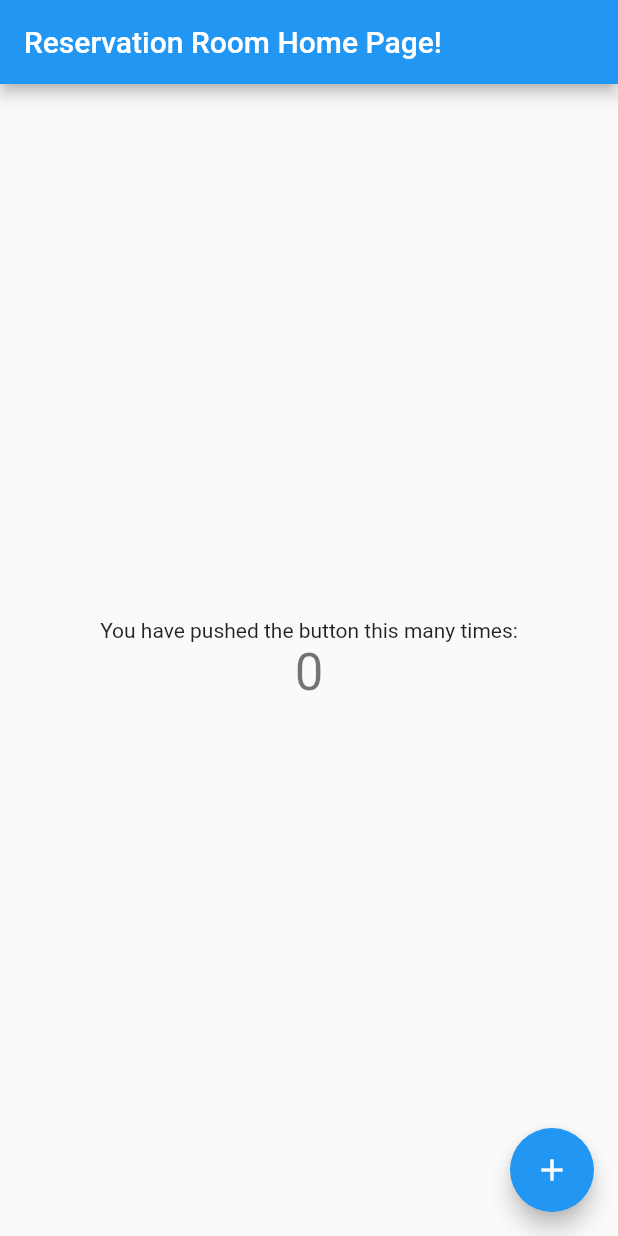
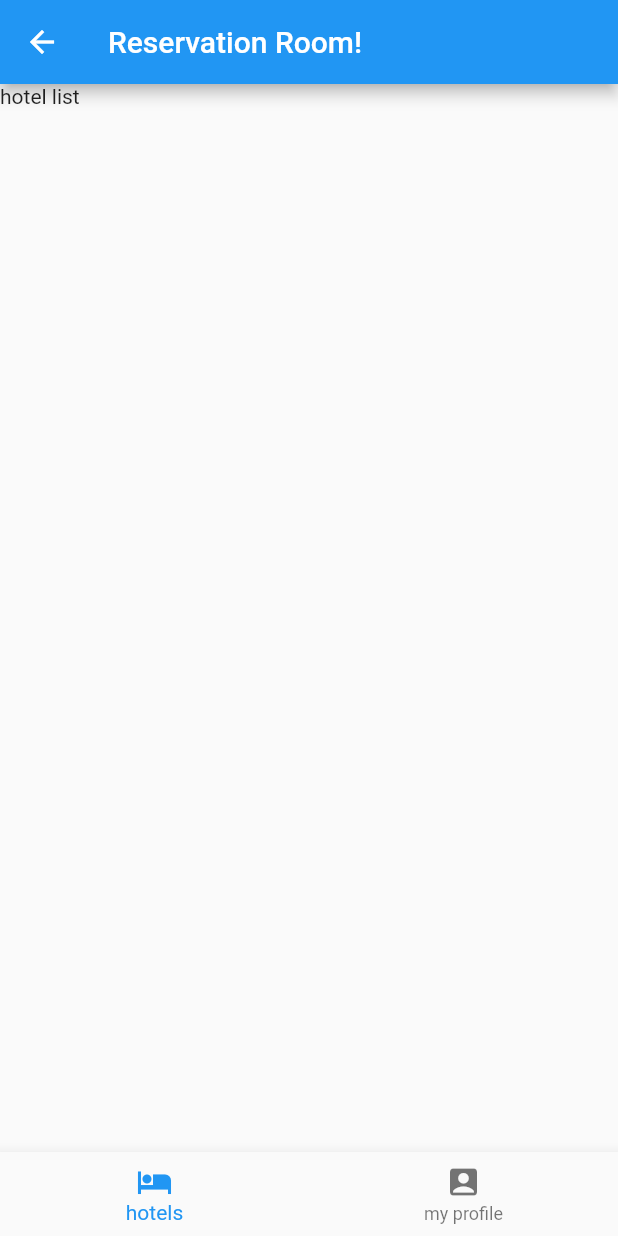
Before and after one commit to jesshaw/reservation_room_app, a Flutter app: the HomePage screen opened directly, on a phone screen of 412 x 824 dp. Run offline on Flutter 3.47's test engine with Material 2 defaults, Android fonts, the phone set to English and light mode, and no system bars; our stand-ins replace bloc, equatable, flutter_bloc, rxdart.

Commit message:
tab select function

```diff
--- /dev/null
+++ b/lib/blocs/tab/bloc.dart
@@ -0,0 +1,2 @@
+export 'tab_bloc.dart';
+export 'tab_event.dart';
--- /dev/null
+++ b/lib/blocs/tab/tab_bloc.dart
@@ -0,0 +1,20 @@
+import 'dart:async';
+
+import 'package:bloc/bloc.dart';
+import 'package:reservationroomapp/models/app_tab.dart';
+
+import './bloc.dart';
+
+class TabBloc extends Bloc<TabEvent, AppTab> {
+  @override
+  AppTab get initialState => AppTab.hotels;
+
+  @override
+  Stream<AppTab> mapEventToState(
+    TabEvent event,
+  ) async* {
+    if (event is UpdateTab) {
+      yield event.tab;
+    }
+  }
+}
--- /dev/null
+++ b/lib/blocs/tab/tab_event.dart
@@ -0,0 +1,18 @@
+import 'package:equatable/equatable.dart';
+import 'package:reservationroomapp/models/app_tab.dart';
+
+abstract class TabEvent extends Equatable {
+  const TabEvent();
+}
+
+class UpdateTab extends TabEvent {
+  final AppTab tab;
+
+  const UpdateTab(this.tab);
+
+  @override
+  List<Object> get props => [tab];
+
+  @override
+  String toString() => 'UpdateTab{tab: $tab}';
+}
--- a/lib/main.dart
+++ b/lib/main.dart
@@ -33,7 +33,8 @@
 void main() {
   BlocSupervisor.delegate = SimpleBlocDelegate();
   final rest = RestClient();
-  final userSvc = RealUserService(rest);
+//  final userSvc = RealUserService(rest);
+  final userSvc = MockUserService();
   runApp(
     BlocProvider<AuthenticationBloc>(
       create: (context) {
--- /dev/null
+++ b/lib/models/app_tab.dart
@@ -0,0 +1 @@
+enum AppTab { hotels, myProfile }
--- a/lib/myapp.dart
+++ b/lib/myapp.dart
@@ -2,10 +2,11 @@
 import 'package:flutter_bloc/flutter_bloc.dart';
 import 'package:reservationroomapp/blocs/authentication/authentication_bloc.dart';
 import 'package:reservationroomapp/blocs/authentication/authentication_state.dart';
+import 'package:reservationroomapp/blocs/tab/bloc.dart';
 import 'package:reservationroomapp/pages/counter_page.dart';
 import 'package:reservationroomapp/pages/home_page.dart';
 import 'package:reservationroomapp/pages/login/login_page.dart';
-import 'package:reservationroomapp/pages/profile/profile_page.dart';
+import 'package:reservationroomapp/pages/profile/profile_body.dart';
 import 'package:reservationroomapp/pages/splash_page.dart';
 import 'package:reservationroomapp/services/abstract/user_service.dart';
 import 'package:reservationroomapp/widgets/loading_indicator.dart';
@@ -19,7 +20,7 @@
   @override
   Widget build(BuildContext context) {
     return MaterialApp(
-      title: 'Reservation Room App',
+//      title: 'Reservation Room App',
       theme: ThemeData(
         // This is the theme of your application.
         //
@@ -35,11 +36,20 @@
       home: BlocBuilder<AuthenticationBloc, AuthenticationState>(
         builder: (context, state) {
           if (state is AuthenticationAuthenticated) {
-            return HomePage(title: 'Reservation Room Home Page!');
+            return MultiBlocProvider(
+              providers: [
+                BlocProvider<TabBloc>(
+                  create: (context)=>TabBloc(),
+                )
+              ],
+              child: HomePage(),
+            );
           }
+
           if (state is AuthenticationUnauthenticated) {
             return LoginPage(userService: userSvc);
           }
+
           if (state is AuthenticationLoading) {
             return LoadingIndicator();
           }
@@ -53,12 +63,12 @@
 //    ),
 //    home: LoginPage(),
 //    home: ProfilePage(),
-      routes: <String, WidgetBuilder>{
-        "home page": (BuildContext context) => HomePage(),
-        "counter page": (BuildContext context) => CounterPage(),
-        "login page": (BuildContext context) => LoginPage(),
-        "profile page": (BuildContext context) => ProfilePage(),
-      },
+//      routes: <String, WidgetBuilder>{
+//        "home page": (BuildContext context) => HomePage(),
+//        "counter page": (BuildContext context) => CounterPage(),
+//        "login page": (BuildContext context) => LoginPage(),
+//        "profile page": (BuildContext context) => ProfileBody(),
+//      },
     );
   }
 }
--- a/lib/pages/home_page.dart
+++ b/lib/pages/home_page.dart
@@ -1,87 +1,36 @@
+import 'package:flutter/material.dart';
+import 'package:flutter_bloc/flutter_bloc.dart';
+import 'package:reservationroomapp/blocs/tab/bloc.dart';
+import 'package:reservationroomapp/models/app_tab.dart';
+import 'package:reservationroomapp/pages/hotel/hotels_body.dart';
+import 'package:reservationroomapp/pages/profile/profile_body.dart';
+import 'package:reservationroomapp/widgets/tab_selector.dart';
 
-import 'package:flutter/material.dart';
-
-class HomePage extends StatefulWidget {
-  HomePage({Key key, this.title}) : super(key: key);
-
-  // This widget is the home page of your application. It is stateful, meaning
-  // that it has a State object (defined below) that contains fields that affect
-  // how it looks.
-
-  // This class is the configuration for the state. It holds the values (in this
-  // case the title) provided by the parent (in this case the App widget) and
-  // used by the build method of the State. Fields in a Widget subclass are
-  // always marked "final".
-
-  final String title;
-
-  @override
-  _MyHomePageState createState() => _MyHomePageState();
-}
-
-class _MyHomePageState extends State<HomePage> {
-  int _counter = 0;
-
-  void _incrementCounter() {
-    setState(() {
-      // This call to setState tells the Flutter framework that something has
-      // changed in this State, which causes it to rerun the build method below
-      // so that the display can reflect the updated values. If we changed
-      // _counter without calling setState(), then the build method would not be
-      // called again, and so nothing would appear to happen.
-      _counter++;
-    });
-  }
-
+class HomePage extends StatelessWidget {
   @override
   Widget build(BuildContext context) {
-    // This method is rerun every time setState is called, for instance as done
-    // by the _incrementCounter method above.
-    //
-    // The Flutter framework has been optimized to make rerunning build methods
-    // fast, so that you can just rebuild anything that needs updating rather
-    // than having to individually change instances of widgets.
-    return Scaffold(
-      appBar: AppBar(
-        // Here we take the value from the MyHomePage object that was created by
-        // the App.build method, and use it to set our appbar title.
-        title: Text(widget.title),
-      ),
-      body: Center(
-        // Center is a layout widget. It takes a single child and positions it
-        // in the middle of the parent.
-        child: Column(
-          // Column is also a layout widget. It takes a list of children and
-          // arranges them vertically. By default, it sizes itself to fit its
-          // children horizontally, and tries to be as tall as its parent.
-          //
-          // Invoke "debug painting" (press "p" in the console, choose the
-          // "Toggle Debug Paint" action from the Flutter Inspector in Android
-          // Studio, or the "Toggle Debug Paint" command in Visual Studio Code)
-          // to see the wireframe for each widget.
-          //
-          // Column has various properties to control how it sizes itself and
-          // how it positions its children. Here we use mainAxisAlignment to
-          // center the children vertically; the main axis here is the vertical
-          // axis because Columns are vertical (the cross axis would be
-          // horizontal).
-          mainAxisAlignment: MainAxisAlignment.center,
-          children: <Widget>[
-            Text(
-              'You have pushed the button this many times:',
-            ),
-            Text(
-              '$_counter',
-              style: Theme.of(context).textTheme.display1,
-            ),
-          ],
-        ),
-      ),
-      floatingActionButton: FloatingActionButton(
-        onPressed: _incrementCounter,
-        tooltip: 'Increment',
-        child: Icon(Icons.add),
-      ), // This trailing comma makes auto-formatting nicer for build methods.
+    return BlocBuilder<TabBloc, AppTab>(
+      builder: (context, activeTab) {
+        return Scaffold(
+          appBar: AppBar(
+            title: Text('Reservation Room!'),
+//            actions: <Widget>[],
+          ),
+//          appBar: PreferredSize(
+//              preferredSize: Size.fromHeight(50.0), // here the desired height
+//              child: AppBar(
+//                title: Text('Reservation Room!'),
+//                // ...
+//              )
+//          ),
+          body: activeTab == AppTab.hotels ? HotelsBody() : ProfileBody(),
+          bottomNavigationBar: TabSelector(
+            activeTab: activeTab,
+            onTabSelected: (tab) =>
+                BlocProvider.of<TabBloc>(context).add(UpdateTab(tab)),
+          ),
+        );
+      },
     );
   }
 }
--- /dev/null
+++ b/lib/pages/hotel/hotels_body.dart
@@ -0,0 +1,10 @@
+
+import 'package:flutter/cupertino.dart';
+
+class HotelsBody extends StatelessWidget{
+  @override
+  Widget build(BuildContext context) {
+    return Text('hotel list');
+  }
+
+}
--- a/lib/pages/profile/profile_page.dart
+++ b/lib/pages/profile/profile_body.dart
@@ -4,7 +4,7 @@
 import 'package:reservationroomapp/widgets/common_scaffold.dart';
 import 'package:reservationroomapp/widgets/profile_title.dart';
 
-class ProfilePage extends StatelessWidget{
+class ProfileBody extends StatelessWidget{
 
   Size deviceSize;
 
--- a/lib/services/mock/mock_user_service.dart
+++ b/lib/services/mock/mock_user_service.dart
@@ -15,7 +15,7 @@
 
   @override
   Future<NetworkServiceResponse<String>> authenticate({String username, String password}) async {
-    await Future.delayed(Duration(seconds: 5));
+    await Future.delayed(Duration(seconds: 2));
     return Future.value(NetworkServiceResponse(
       success: true,
       content:
--- /dev/null
+++ b/lib/widgets/tab_selector.dart
@@ -0,0 +1,26 @@
+import 'package:flutter/cupertino.dart';
+import 'package:flutter/material.dart';
+import 'package:reservationroomapp/models/app_tab.dart';
+
+class TabSelector extends StatelessWidget {
+  final AppTab activeTab;
+  final Function(AppTab) onTabSelected;
+
+  TabSelector({Key key, @required this.activeTab, @required this.onTabSelected})
+      : super(key: key);
+
+  @override
+  Widget build(BuildContext context) {
+    return BottomNavigationBar(
+      currentIndex: AppTab.values.indexOf(activeTab),
+      onTap: (index) => onTabSelected(AppTab.values[index]),
+      items: AppTab.values.map((tab) {
+        return BottomNavigationBarItem(
+            icon: Icon(
+              tab == AppTab.hotels ? Icons.hotel : Icons.account_box,
+            ),
+            title: Text(tab == AppTab.hotels ? 'hotels' : 'my profile'));
+      }).toList(),
+    );
+  }
+}
```
Also changed, not shown: lib/models/room_type.dart (added, +24 -0 lines), 1 other file.
